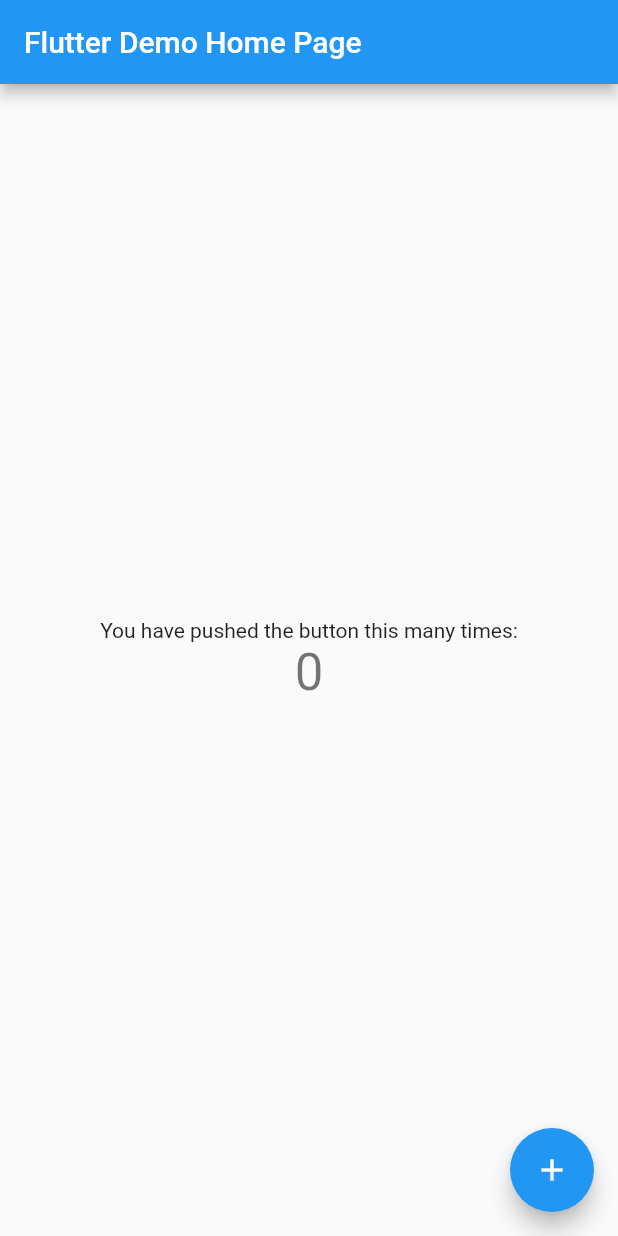
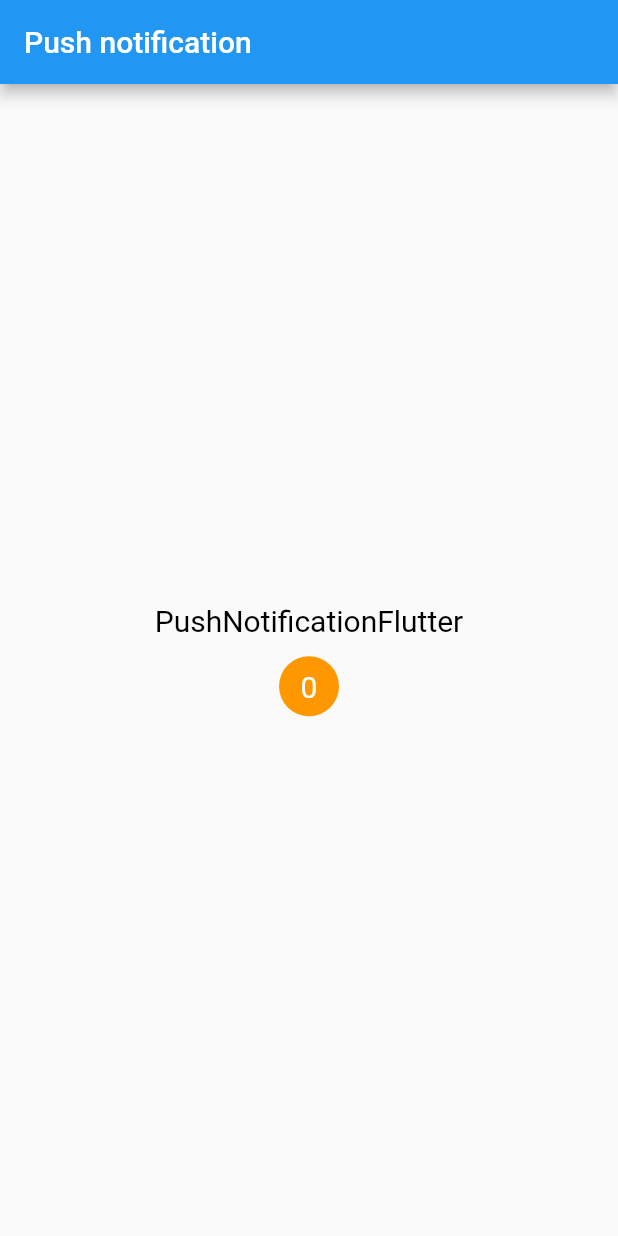
Before and after one commit to DelRoos/Push-notification, a Flutter app: the screen it shows after launch, on a phone screen of 412 x 824 dp. Run offline on Flutter 3.47's test engine with Material 2 defaults, Android fonts, the light colour scheme and no system bars; drawn by our look-alikes of overlay_support; our stand-ins replace firebase_core, firebase_messaging; accounts and stored records are empty.

Commit message:
end push notification

```diff
--- a/lib/main.dart
+++ b/lib/main.dart
@@ -1,4 +1,9 @@
+import 'package:firebase_core/firebase_core.dart';
+import 'package:firebase_messaging/firebase_messaging.dart';
 import 'package:flutter/material.dart';
+import 'package:notifications_push/models/push_notifications.dart';
+import 'package:notifications_push/notification_badge.dart';
+import 'package:overlay_support/overlay_support.dart';
 
 void main() {
   runApp(const MyApp());
@@ -10,106 +15,171 @@
   // This widget is the root of your application.
   @override
   Widget build(BuildContext context) {
-    return MaterialApp(
-      title: 'Flutter Demo',
-      theme: ThemeData(
-        // This is the theme of your application.
-        //
-        // Try running your application with "flutter run". You'll see the
-        // application has a blue toolbar. Then, without quitting the app, try
-        // changing the primarySwatch below to Colors.green and then invoke
-        // "hot reload" (press "r" in the console where you ran "flutter run",
-        // or simply save your changes to "hot reload" in a Flutter IDE).
-        // Notice that the counter didn't reset back to zero; the application
-        // is not restarted.
-        primarySwatch: Colors.blue,
+    return OverlaySupport(
+      child: MaterialApp(
+        title: 'Flutter Demo',
+        theme: ThemeData(
+          primarySwatch: Colors.blue,
+        ),
+        home: const HomePage(),
       ),
-      home: const MyHomePage(title: 'Flutter Demo Home Page'),
     );
   }
 }
 
-class MyHomePage extends StatefulWidget {
-  const MyHomePage({Key? key, required this.title}) : super(key: key);
-
-  // This widget is the home page of your application. It is stateful, meaning
-  // that it has a State object (defined below) that contains fields that affect
-  // how it looks.
-
-  // This class is the configuration for the state. It holds the values (in this
-  // case the title) provided by the parent (in this case the App widget) and
-  // used by the build method of the State. Fields in a Widget subclass are
-  // always marked "final".
-
-  final String title;
+class HomePage extends StatefulWidget {
+  const HomePage({Key? key}) : super(key: key);
 
   @override
-  State<MyHomePage> createState() => _MyHomePageState();
+  _HomePageState createState() => _HomePageState();
 }
 
-class _MyHomePageState extends State<MyHomePage> {
-  int _counter = 0;
+class _HomePageState extends State<HomePage> {
+  // inigtialize some values
+  late final FirebaseMessaging _messaging;
+  late int _totalNotificationCounter;
 
-  void _incrementCounter() {
-    setState(() {
-      // This call to setState tells the Flutter framework that something has
-      // changed in this State, which causes it to rerun the build method below
-      // so that the display can reflect the updated values. If we changed
-      // _counter without calling setState(), then the build method would not be
-      // called again, and so nothing would appear to happen.
-      _counter++;
+  // model
+  PushNotification? _notificationInfo;
+
+  // regisgter nogtificagtion
+  void registerNotification() async {
+    await Firebase.initializeApp();
+    // instance for firebase messaging
+    _messaging = FirebaseMessaging.instance;
+
+    // three type of state in notification
+    // not determined (null), granted (true) and declined(false)
+
+    NotificationSettings settings = await _messaging.requestPermission(
+      alert: true,
+      badge: true,
+      sound: true,
+      provisional: false,
+    );
+
+    if (settings.authorizationStatus == AuthorizationStatus.authorized) {
+      print("User granted a permission");
+      FirebaseMessaging.onMessage.listen((RemoteMessage message) {
+        PushNotification notification = PushNotification(
+          title: message.notification!.title,
+          body: message.notification!.body,
+          dataTitle: message.data['title'],
+          dataBody: message.data['body'],
+        );
+
+        setState(() {
+          _totalNotificationCounter++;
+          _notificationInfo = notification;
+        });
+
+        if (notification != null) {
+          showSimpleNotification(
+            Text(_notificationInfo!.title!),
+            leading:
+                NotificationBadge(totalNotificatoin: _totalNotificationCounter),
+            subtitle: Text(_notificationInfo!.body!),
+            background: Colors.cyan.shade700,
+            duration: Duration(seconds: 2),
+          );
+        }
+      });
+    } else {
+      print("permission declined55");
+    }
+  }
+
+  checkForInitialMessage() async {
+    RemoteMessage? initialMessage =
+        await FirebaseMessaging.instance.getInitialMessage();
+    if (initialMessage != null) {
+      PushNotification notification = PushNotification(
+        title: initialMessage.notification!.title,
+        body: initialMessage.notification!.body,
+        dataTitle: initialMessage.data['title'],
+        dataBody: initialMessage.data['body'],
+      );
+
+      setState(() {
+        _totalNotificationCounter++;
+        _notificationInfo = notification;
+      });
+    }
+  }
+
+  @override
+  void initState() {
+    // when app is in backbground
+    FirebaseMessaging.onMessageOpenedApp.listen((RemoteMessage message) {
+      PushNotification notification = PushNotification(
+        title: message.notification!.title,
+        body: message.notification!.body,
+        dataTitle: message.data['title'],
+        dataBody: message.data['body'],
+      );
+
+      setState(() {
+        _totalNotificationCounter++;
+        _notificationInfo = notification;
+      });
     });
+
+    //normal nogtificagtion
+    registerNotification();
+    // when app is terminated sgtagte5
+    checkForInitialMessage();
+    _totalNotificationCounter = 0;
+    // TODO: implement initState
+    super.initState();
   }
 
   @override
   Widget build(BuildContext context) {
-    // This method is rerun every time setState is called, for instance as done
-    // by the _incrementCounter method above.
-    //
-    // The Flutter framework has been optimized to make rerunning build methods
-    // fast, so that you can just rebuild anything that needs updating rather
-    // than having to individually change instances of widgets.
     return Scaffold(
-      appBar: AppBar(
-        // Here we take the value from the MyHomePage object that was created by
-        // the App.build method, and use it to set our appbar title.
-        title: Text(widget.title),
-      ),
+      appBar: AppBar(title: const Text("Push notification")),
       body: Center(
-        // Center is a layout widget. It takes a single child and positions it
-        // in the middle of the parent.
         child: Column(
-          // Column is also a layout widget. It takes a list of children and
-          // arranges them vertically. By default, it sizes itself to fit its
-          // children horizontally, and tries to be as tall as its parent.
-          //
-          // Invoke "debug painting" (press "p" in the console, choose the
-          // "Toggle Debug Paint" action from the Flutter Inspector in Android
-          // Studio, or the "Toggle Debug Paint" command in Visual Studio Code)
-          // to see the wireframe for each widget.
-          //
-          // Column has various properties to control how it sizes itself and
-          // how it positions its children. Here we use mainAxisAlignment to
-          // center the children vertically; the main axis here is the vertical
-          // axis because Columns are vertical (the cross axis would be
-          // horizontal).
           mainAxisAlignment: MainAxisAlignment.center,
-          children: <Widget>[
-            const Text(
-              'You have pushed the button this many times:',
+          children: [
+            Text(
+              "PushNotificationFlutter",
+              textAlign: TextAlign.center,
+              style: TextStyle(
+                color: Colors.black,
+                fontSize: 20,
+              ),
             ),
-            Text(
-              '$_counter',
-              style: Theme.of(context).textTheme.headline4,
+            SizedBox(
+              height: 12,
             ),
+            NotificationBadge(totalNotificatoin: _totalNotificationCounter),
+
+            // if nogtificagtion is nogt null
+            _notificationInfo != null
+                ? Column(
+                    mainAxisAlignment: MainAxisAlignment.center,
+                    children: [
+                      Text(
+                        "${_notificationInfo!.dataTitle ?? _notificationInfo!.title}",
+                        style: TextStyle(
+                          fontWeight: FontWeight.bold,
+                          fontSize: 16,
+                        ),
+                      ),
+                      SizedBox(height: 12),
+                      Text(
+                        "${_notificationInfo!.dataBody ?? _notificationInfo!.body}",
+                        style: TextStyle(
+                          fontWeight: FontWeight.bold,
+                          fontSize: 16,
+                        ),
+                      ),
+                    ],
+                  )
+                : Container(),
           ],
         ),
       ),
-      floatingActionButton: FloatingActionButton(
-        onPressed: _incrementCounter,
-        tooltip: 'Increment',
-        child: const Icon(Icons.add),
-      ), // This trailing comma makes auto-formatting nicer for build methods.
     );
   }
 }
--- /dev/null
+++ b/lib/models/push_notifications.dart
@@ -0,0 +1,8 @@
+class PushNotification {
+  PushNotification({this.title, this.body, this.dataTitle, this.dataBody});
+
+  String? title;
+  String? body;
+  String? dataTitle;
+  String? dataBody;
+}
--- /dev/null
+++ b/lib/notification_badge.dart
@@ -0,0 +1,32 @@
+import 'package:flutter/material.dart';
+
+class NotificationBadge extends StatelessWidget {
+  final int totalNotificatoin;
+  const NotificationBadge({Key? key, required this.totalNotificatoin})
+      : super(key: key);
+
+  @override
+  Widget build(BuildContext context) {
+    return Container(
+      height: 40,
+      width: 40,
+      decoration: BoxDecoration(
+        color: Colors.orange,
+        shape: BoxShape.circle,
+      ),
+      child: Center(
+        child: Padding(
+          padding: EdgeInsets.all(8),
+          child: Text(
+            "$totalNotificatoin",
+            textAlign: TextAlign.center,
+            style: TextStyle(
+              color: Colors.white,
+              fontSize: 20,
+            ),
+          ),
+        ),
+      ),
+    );
+  }
+}
```
Also changed, not shown: 4 other files.
